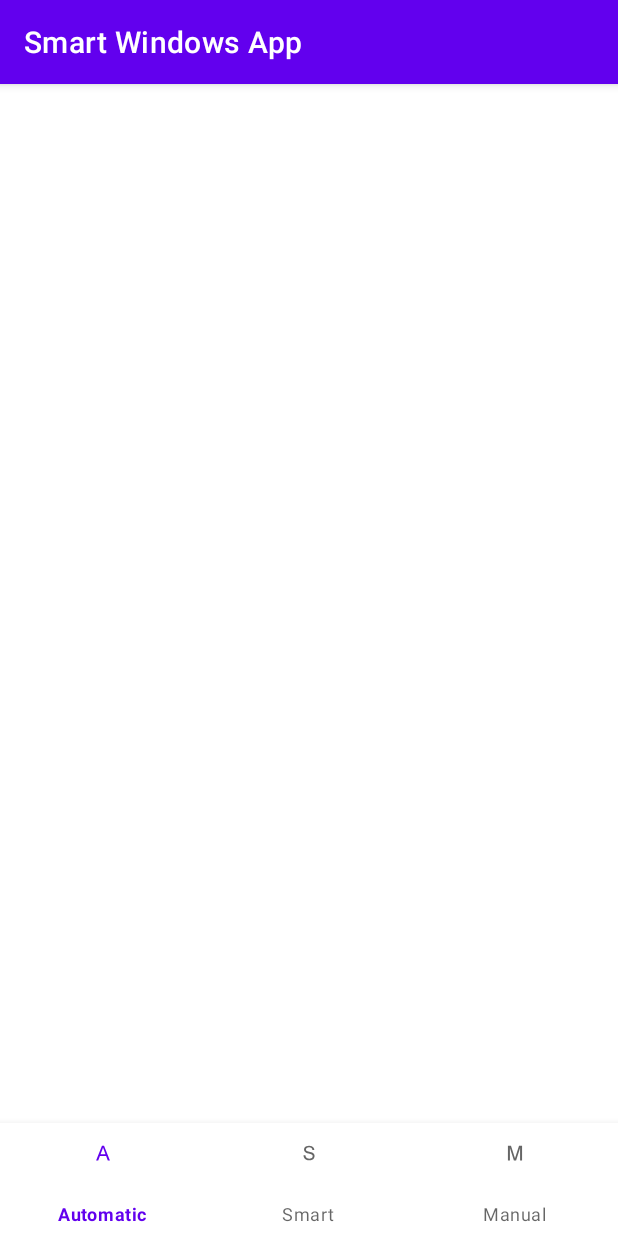
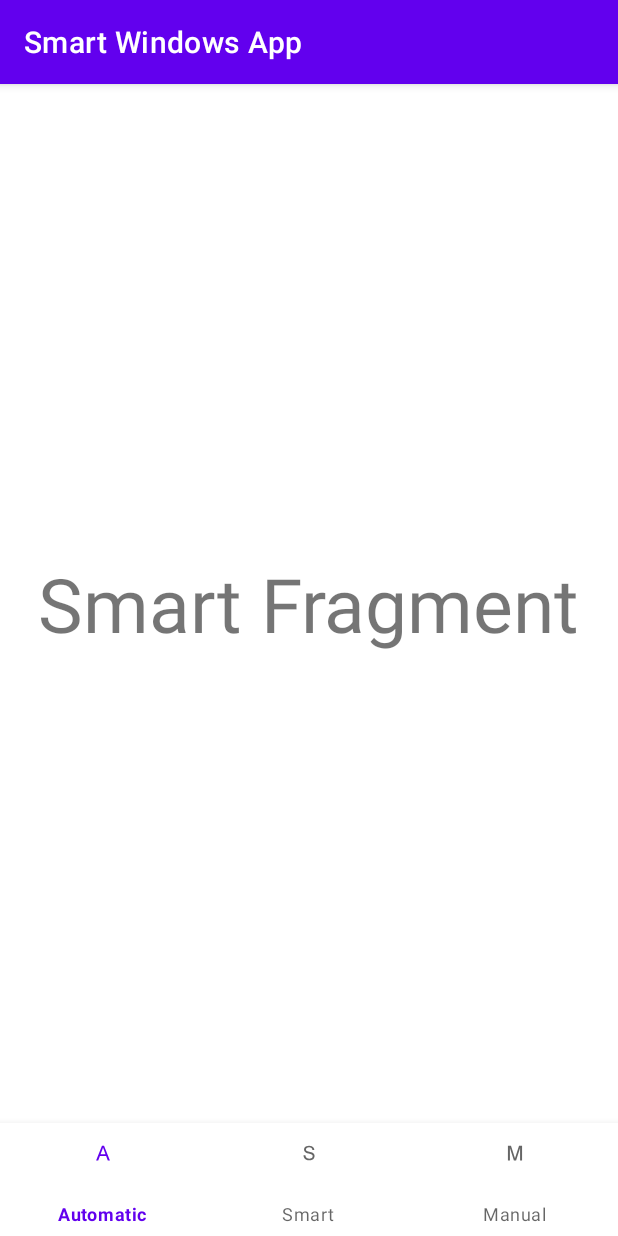
Before and after one commit to kpirabaharan/Smart-Windows-App, an Android app: the screen it shows after launch (MainActivity), on a phone screen of 412 x 824 dp. Run offline under Robolectric (Android 15) with nearby library versions, the phone set to English and light mode, and no system bars.

Commit message:
Fragments Without Mode Operations

```diff
--- a/app/build.gradle
+++ b/app/build.gradle
@@ -42,4 +42,6 @@ dependencies {
     testImplementation 'junit:junit:4.+'
     androidTestImplementation 'androidx.test.ext:junit:1.1.3'
     androidTestImplementation 'androidx.test.espresso:espresso-core:3.4.0'
+
+    implementation 'com.google.android.material:material:1.2.0-alpha04'
 }
--- /dev/null
+++ b/app/src/main/java/com/example/smartwindowsapp/AutomaticFragment.kt
@@ -0,0 +1,6 @@
+package com.example.smartwindowsapp
+
+import androidx.fragment.app.Fragment
+
+class AutomaticFragment : Fragment(R.layout.fragment_automatic){
+}
--- a/app/src/main/java/com/example/smartwindowsapp/MainActivity.kt
+++ b/app/src/main/java/com/example/smartwindowsapp/MainActivity.kt
@@ -2,10 +2,34 @@ package com.example.smartwindowsapp
 
 import androidx.appcompat.app.AppCompatActivity
 import android.os.Bundle
+import androidx.fragment.app.Fragment
+import com.google.android.material.bottomnavigation.BottomNavigationView
 
 class MainActivity : AppCompatActivity() {
     override fun onCreate(savedInstanceState: Bundle?) {
         super.onCreate(savedInstanceState)
         setContentView(R.layout.activity_main)
+
+        val bottomNavigationView = findViewById<BottomNavigationView>(R.id.bottomNavigationView)
+
+        val autoFragment = AutomaticFragment()
+        val smartFragment = SmartFragment()
+        val manualFragment = ManualFragment()
+
+        setCurrentFragment(smartFragment)
+
+        bottomNavigationView.setOnNavigationItemSelectedListener{
+            when(it.itemId){
+                R.id.automatic -> setCurrentFragment(autoFragment)
+                R.id.manual -> setCurrentFragment(manualFragment)
+                R.id.smart -> setCurrentFragment(smartFragment)
+            }
+            true
+        }
     }
+    private fun setCurrentFragment(fragment: Fragment) =
+        supportFragmentManager.beginTransaction().apply {
+            replace(R.id.fragment_c, fragment)
+            commit()
+        }
 }
--- /dev/null
+++ b/app/src/main/java/com/example/smartwindowsapp/ManualFragment.kt
@@ -0,0 +1,6 @@
+package com.example.smartwindowsapp
+
+import androidx.fragment.app.Fragment
+
+class ManualFragment : Fragment(R.layout.fragment_manual){
+}
--- /dev/null
+++ b/app/src/main/java/com/example/smartwindowsapp/SmartFragment.kt
@@ -0,0 +1,6 @@
+package com.example.smartwindowsapp
+
+import androidx.fragment.app.Fragment
+
+class SmartFragment : Fragment(R.layout.fragment_smart){
+}
--- a/app/src/main/res/layout/activity_main.xml
+++ b/app/src/main/res/layout/activity_main.xml
@@ -6,22 +6,29 @@
     android:layout_height="match_parent"
     tools:context=".MainActivity">
 
+
     <FrameLayout
-        android:id="@+id/fragment_auto"
+        android:id="@+id/fragment_c"
         android:layout_width="match_parent"
         android:layout_height="0dp"
         app:layout_constraintBottom_toTopOf="@+id/bottomNavigationView"
         app:layout_constraintEnd_toEndOf="parent"
+        app:layout_constraintHorizontal_bias="0.0"
         app:layout_constraintStart_toStartOf="parent"
-        app:layout_constraintTop_toTopOf="parent" />
+        app:layout_constraintTop_toTopOf="parent"
+        app:layout_constraintVertical_bias="0.0" />
 
     <com.google.android.material.bottomnavigation.BottomNavigationView
         android:id="@+id/bottomNavigationView"
         android:layout_width="match_parent"
         android:layout_height="75dp"
+        android:isScrollContainer="false"
+        app:itemHorizontalTranslationEnabled="false"
+        app:labelVisibilityMode="auto"
         app:layout_constraintBottom_toBottomOf="parent"
         app:layout_constraintEnd_toEndOf="parent"
         app:layout_constraintStart_toStartOf="parent"
+        app:layout_constraintTop_toBottomOf="@+id/fragment_c"
         app:menu="@menu/mode_menus" />
 
 </androidx.constraintlayout.widget.ConstraintLayout>
--- /dev/null
+++ b/app/src/main/res/layout/fragment_smart.xml
@@ -0,0 +1,21 @@
+<?xml version="1.0" encoding="utf-8"?>
+<androidx.constraintlayout.widget.ConstraintLayout xmlns:android="http://schemas.android.com/apk/res/android"
+    xmlns:app="http://schemas.android.com/apk/res-auto"
+    xmlns:tools="http://schemas.android.com/tools"
+    android:layout_width="match_parent"
+    android:layout_height="match_parent"
+    tools:context=".MainActivity">
+
+    <TextView
+        android:id="@+id/smart_fragment"
+        android:layout_width="wrap_content"
+        android:layout_height="wrap_content"
+        android:text="Smart Fragment"
+        android:textSize="50sp"
+        app:layout_constraintBottom_toBottomOf="parent"
+        app:layout_constraintEnd_toEndOf="parent"
+        app:layout_constraintHorizontal_bias="0.5"
+        app:layout_constraintStart_toStartOf="parent"
+        app:layout_constraintTop_toTopOf="parent" />
+
+</androidx.constraintlayout.widget.ConstraintLayout>
--- a/app/src/main/res/values/colors.xml
+++ b/app/src/main/res/values/colors.xml
@@ -7,4 +7,5 @@
     <color name="teal_700">#FF018786</color>
     <color name="black">#FF000000</color>
     <color name="white">#FFFFFFFF</color>
+
 </resources>
```
Also changed, not shown: app/src/main/res/layout/fragment_automatic.xml (added, +21 -0 lines), app/src/main/res/layout/fragment_manual.xml (added, +21 -0 lines), app/src/main/res/navigation/mode_navigation.xml (+6 -1 lines).
